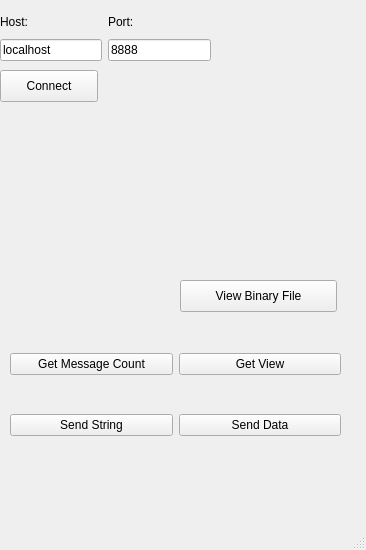
Above: src/client/view/mainwindow.ui from maybeIllchangeitlater/ClientServerQT before the change. Below: the same form after it.
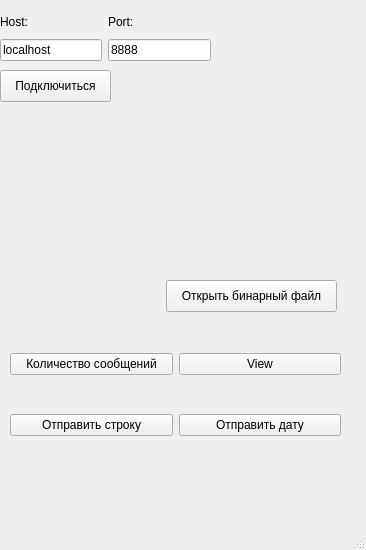
That is the form after the change.

Commit message: changed buttons to russian text

```diff
--- a/src/client/view/mainwindow.ui
+++ b/src/client/view/mainwindow.ui
@@ -59,12 +59,12 @@
      <rect>
       <x>0</x>
       <y>70</y>
-      <width>98</width>
+      <width>111</width>
       <height>32</height>
      </rect>
     </property>
     <property name="text">
-     <string>Connect</string>
+     <string>Подключиться</string>
     </property>
    </widget>
    <widget class="QLabel" name="connectionStatus">
@@ -93,28 +93,28 @@
      <item row="0" column="0">
       <widget class="QPushButton" name="getMessageCount">
        <property name="text">
-        <string>Get Message Count</string>
+        <string>Количество сообщений</string>
        </property>
       </widget>
      </item>
      <item row="0" column="1">
       <widget class="QPushButton" name="getView">
        <property name="text">
-        <string>Get View</string>
+        <string>View</string>
        </property>
       </widget>
      </item>
      <item row="1" column="0">
       <widget class="QPushButton" name="sendString">
        <property name="text">
-        <string>Send String</string>
+        <string>Отправить строку</string>
        </property>
       </widget>
      </item>
      <item row="1" column="1">
       <widget class="QPushButton" name="sendData">
        <property name="text">
-        <string>Send Data</string>
+        <string>Отправить дату</string>
        </property>
       </widget>
      </item>
@@ -136,14 +136,14 @@
    <widget class="QPushButton" name="viewBinaryFile">
     <property name="geometry">
      <rect>
-      <x>180</x>
+      <x>166</x>
       <y>280</y>
-      <width>157</width>
+      <width>171</width>
       <height>32</height>
      </rect>
     </property>
     <property name="text">
-     <string>View Binary File</string>
+     <string>Открыть бинарный файл</string>
     </property>
    </widget>
   </widget>
```
The commit also changes 2 other files.
